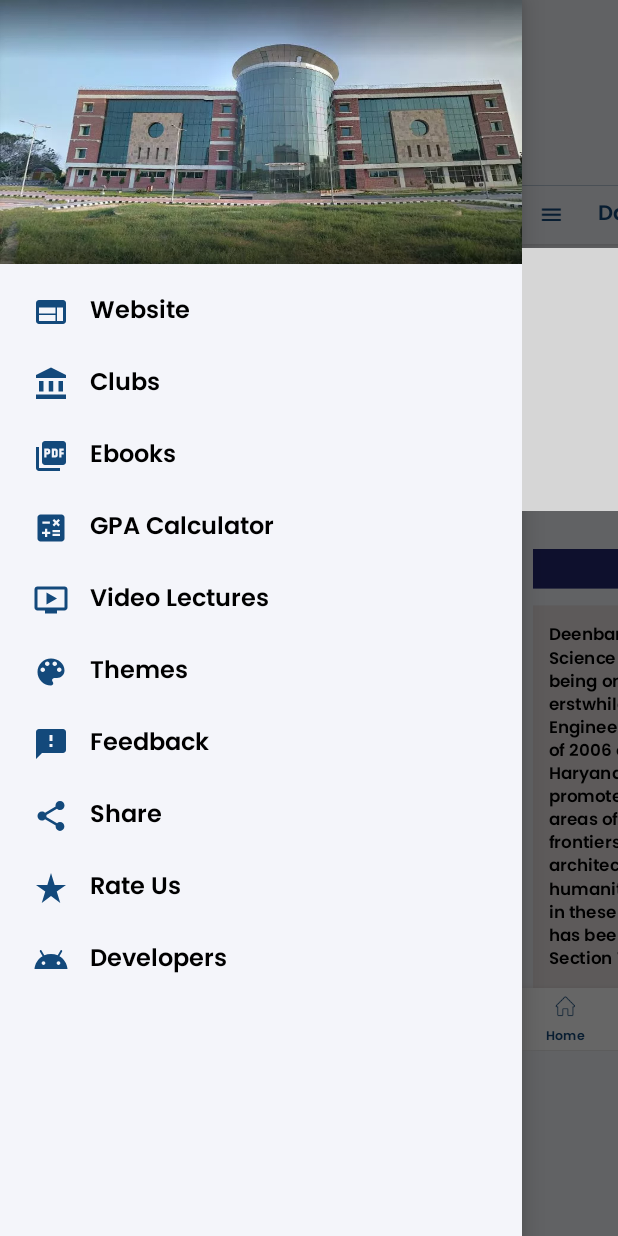
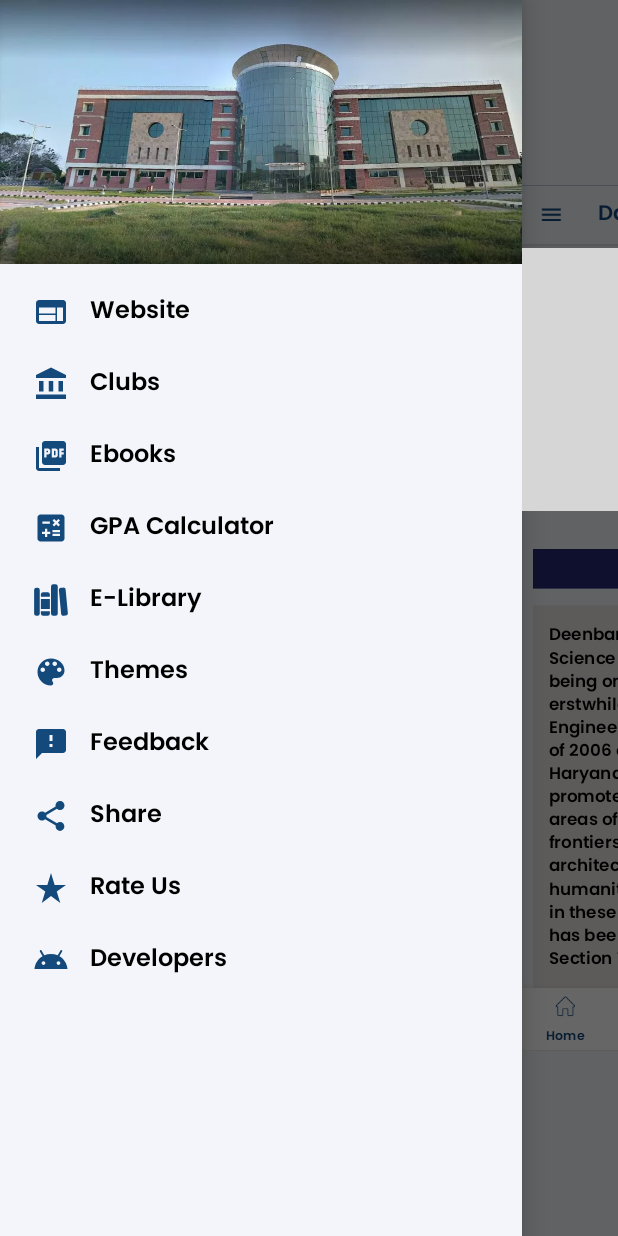
Before and after one commit to raoharshit/College_App, an Android app: the screen it shows after launch once a user with an empty profile is signed in (MainActivity), after a tap on "Website", on a phone screen of 412 x 824 dp. Run offline under Robolectric (Android 15) with nearby library versions, the phone set to English and light mode, and no system bars; our stand-ins replace CircleImageView, Firebase (no records; nobody signed in at launch, a user with empty details on screens opened directly), navigation-ui; libraries missing offline, so code that uses them is left out: com.smarteist.autoimageslider; plain views replace SliderLayout; 12 statements that could not run were skipped; 1 other tap on this screen came first; grey boxes are pictures that could not be loaded.

Commit message:
e-library section is added

```diff
--- a/UserApp/src/main/java/com/example/collegeapp/MainActivity.java
+++ b/UserApp/src/main/java/com/example/collegeapp/MainActivity.java
@@ -193,8 +193,9 @@ public class MainActivity extends AppCompatActivity implements NavigationView.On
                 startActivity(new Intent(MainActivity.this, Developers.class));
                 break;
 
-            case R.id.navigation_video:
-                Toast.makeText(this, "Video", Toast.LENGTH_SHORT).show();
+            case R.id.navigation_library:
+                uri = Uri.parse(getString(R.string.library_link));
+                startActivity(new Intent(Intent.ACTION_VIEW, uri));
                 break;
 
             case R.id.navigation_rate:
@@ -219,13 +220,11 @@ public class MainActivity extends AppCompatActivity implements NavigationView.On
 
             case R.id.navigation_website:
                 uri = Uri.parse(getString(R.string.dcrust_website_link));
-                Intent intent = new Intent(Intent.ACTION_VIEW, uri);
-                startActivity(intent);
+                startActivity(new Intent(Intent.ACTION_VIEW, uri));
                 break;
 
             case R.id.navigation_clubs:
-                intent = new Intent(MainActivity.this, ClubActivity.class);
-                startActivity(intent);
+                startActivity(new Intent(MainActivity.this, ClubActivity.class));
                 break;
 
             case R.id.navigation_share:
--- /dev/null
+++ b/UserApp/src/main/res/drawable/ic_library.xml
@@ -0,0 +1,24 @@
+<vector xmlns:android="http://schemas.android.com/apk/res/android"
+    android:width="800dp"
+    android:height="800dp"
+    android:viewportWidth="512"
+    android:viewportHeight="512">
+  <path
+      android:pathData="M64,480H48a32,32 0,0 1,-32 -32V112A32,32 0,0 1,48 80H64a32,32 0,0 1,32 32V448A32,32 0,0 1,64 480Z"
+      android:fillColor="#000000"/>
+  <path
+      android:pathData="M240,176a32,32 0,0 0,-32 -32H144a32,32 0,0 0,-32 32v28a4,4 0,0 0,4 4H236a4,4 0,0 0,4 -4Z"
+      android:fillColor="#000000"/>
+  <path
+      android:pathData="M112,448a32,32 0,0 0,32 32h64a32,32 0,0 0,32 -32V418a2,2 0,0 0,-2 -2H114a2,2 0,0 0,-2 2Z"
+      android:fillColor="#000000"/>
+  <path
+      android:pathData="M114,240L238,240A2,2 0,0 1,240 242L240,382A2,2 0,0 1,238 384L114,384A2,2 0,0 1,112 382L112,242A2,2 0,0 1,114 240z"
+      android:fillColor="#000000"/>
+  <path
+      android:pathData="M320,480H288a32,32 0,0 1,-32 -32V64a32,32 0,0 1,32 -32h32a32,32 0,0 1,32 32V448A32,32 0,0 1,320 480Z"
+      android:fillColor="#000000"/>
+  <path
+      android:pathData="M495.89,445.45l-32.23,-340c-1.48,-15.65 -16.94,-27 -34.53,-25.31l-31.85,3c-17.59,1.67 -30.65,15.71 -29.17,31.36l32.23,340c1.48,15.65 16.94,27 34.53,25.31l31.85,-3C484.31,475.14 497.37,461.1 495.89,445.45Z"
+      android:fillColor="#000000"/>
+</vector>
--- a/UserApp/src/main/res/menu/navigation_drawer.xml
+++ b/UserApp/src/main/res/menu/navigation_drawer.xml
@@ -20,9 +20,9 @@
         android:icon="@drawable/calc_blue"
         android:title="GPA Calculator" />
 
-    <item android:id="@+id/navigation_video"
-        android:title="Video Lectures"
-        android:icon="@drawable/video_icon"/>
+    <item android:id="@+id/navigation_library"
+        android:title="E-Library"
+        android:icon="@drawable/ic_library"/>
 
     <item android:id="@+id/navigation_theme"
         android:title="Themes"
--- a/UserApp/src/main/res/values/strings.xml
+++ b/UserApp/src/main/res/values/strings.xml
@@ -100,6 +100,7 @@
     <string name="college_name">Deenbandhu Chhotu Ram University Of Science &amp; Technology, Murthal</string>
     <string name="clg_address">Address:- DCRUST, Murthal, Sonipat, Haryana, India - 131039</string>
     <string name="contact_no">0130-2484173</string>
+    <string name="library_link">https://dcrustlibrary.com/#/home</string>
     <string name="mail_link">mailto:info@dcrustm.org</string>
     <string name="linkedin_link">https://www.linkedin.com/school/cse-dcrust</string>
     <string name="twitter_link">https://twitter.com/MurthalDcrust</string>
```
